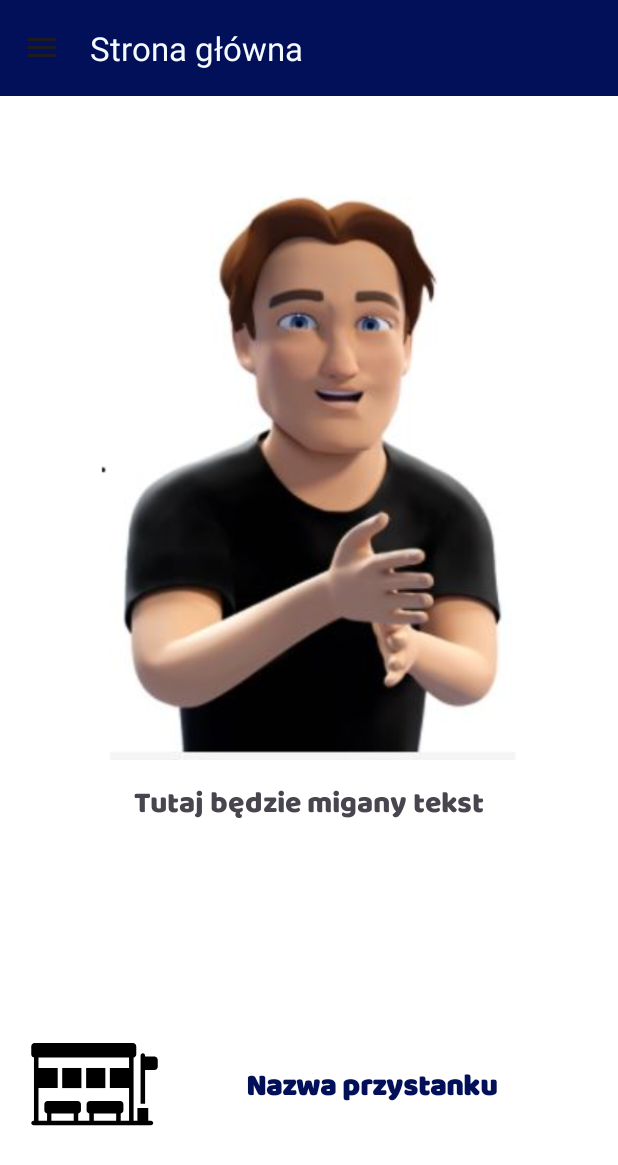
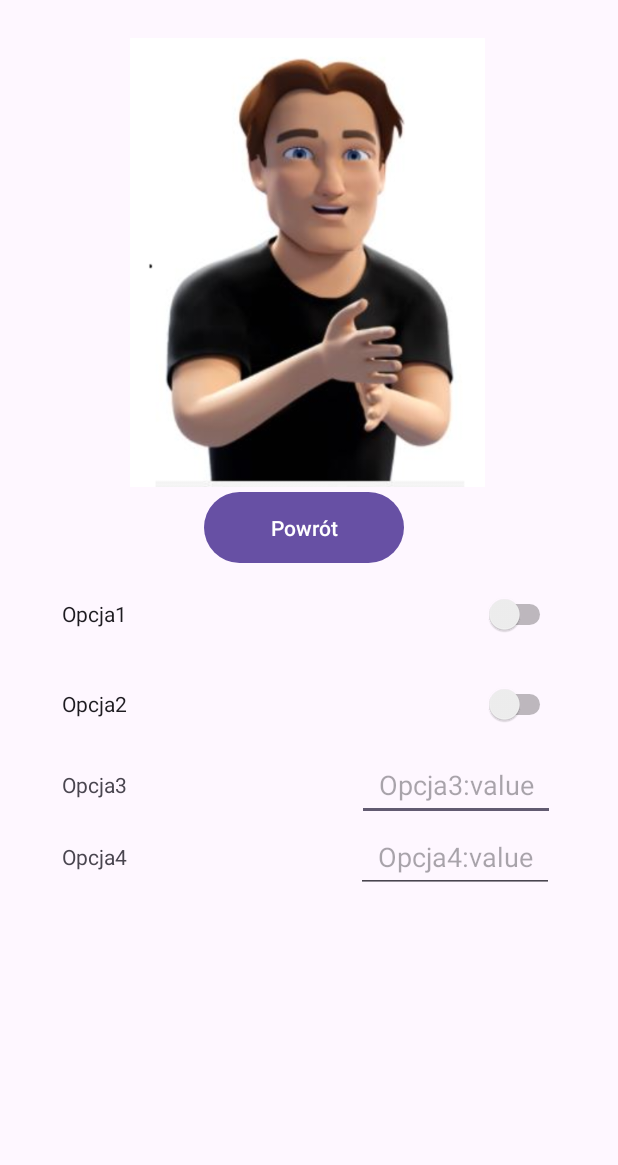
Before and after one commit to Radzio310/Migator, an Android app: the screen it shows after launch (MainActivity before the commit, settings after it), in the side drawer, after a tap on "Ustawienia aplikacji", on a phone screen of 412 x 824 dp. Shown: the top 1165 px of the screen. Run offline under Robolectric (Android 15) with nearby library versions, the phone set to English and light mode, and no system bars.

Commit message:
Layout for settings activity + function for goBackButton

```diff
--- a/app/src/main/AndroidManifest.xml
+++ b/app/src/main/AndroidManifest.xml
@@ -12,6 +12,9 @@
         android:supportsRtl="true"
         android:theme="@style/Theme.Migator"
         tools:targetApi="31">
+        <activity
+            android:name=".settings"
+            android:exported="false" />
         <activity
             android:name=".busStopResult"
             android:exported="false" />
--- a/app/src/main/java/com/example/migator/MainActivity.java
+++ b/app/src/main/java/com/example/migator/MainActivity.java
@@ -80,9 +80,9 @@ public class MainActivity extends AppCompatActivity implements NavigationView.On
             //startActivity(intent);
             drawerLayout.closeDrawer(GravityCompat.START); //na razie póki nie ma innych ekranów
         } else if(menuItem.getItemId() == R.id.nav_settings) {
-            //Intent intent = new Intent(MainActivity.this, settings.class);
-            //startActivity(intent);
-            drawerLayout.closeDrawer(GravityCompat.START); //na razie póki nie ma innych ekranów
+            Intent intent = new Intent(MainActivity.this, settings.class);
+            startActivity(intent);
+            drawerLayout.closeDrawer(GravityCompat.START);
         }
 
         return true;
--- /dev/null
+++ b/app/src/main/java/com/example/migator/settings.java
@@ -0,0 +1,37 @@
+package com.example.migator;
+
+import android.content.Intent;
+import android.os.Bundle;
+import android.view.Menu;
+import android.view.MenuItem;
+import android.view.View;
+import android.widget.TextView;
+
+import androidx.activity.EdgeToEdge;
+import androidx.annotation.NonNull;
+import androidx.appcompat.app.ActionBarDrawerToggle;
+import androidx.appcompat.app.AppCompatActivity;
+import androidx.appcompat.widget.Toolbar;
+import androidx.core.graphics.Insets;
+import androidx.core.view.GravityCompat;
+import androidx.core.view.ViewCompat;
+import androidx.core.view.WindowInsetsCompat;
+import androidx.drawerlayout.widget.DrawerLayout;
+
+import com.google.android.material.navigation.NavigationView;
+
+public class settings extends AppCompatActivity{
+
+
+    @Override
+    protected void onCreate(Bundle savedInstanceState) {
+        super.onCreate(savedInstanceState);
+        setContentView(R.layout.activity_settings);
+
+    }
+
+    public void GoTo_MainActivity(View v){
+        Intent intent = new Intent(this, MainActivity.class);
+        startActivity(intent);
+    }
+}
--- /dev/null
+++ b/app/src/main/res/layout/activity_settings.xml
@@ -0,0 +1,98 @@
+<?xml version="1.0" encoding="utf-8"?>
+<androidx.constraintlayout.widget.ConstraintLayout xmlns:android="http://schemas.android.com/apk/res/android"
+    xmlns:app="http://schemas.android.com/apk/res-auto"
+    xmlns:tools="http://schemas.android.com/tools"
+    android:layout_width="match_parent"
+    android:layout_height="match_parent">
+
+    <ImageView
+        android:id="@+id/imageView2"
+        android:layout_width="246dp"
+        android:layout_height="299dp"
+        android:layout_marginStart="82dp"
+        android:layout_marginTop="25dp"
+        app:layout_constraintStart_toStartOf="parent"
+        app:layout_constraintTop_toTopOf="parent"
+        app:srcCompat="@drawable/awatarmichal1" />
+
+    <Button
+        android:id="@+id/goBackButton"
+        android:layout_width="133dp"
+        android:layout_height="55dp"
+        android:layout_marginStart="136dp"
+        android:layout_marginTop="324dp"
+        android:onClick="GoTo_MainActivity"
+        android:text="@string/GoBackButton"
+        app:layout_constraintStart_toStartOf="parent"
+        app:layout_constraintTop_toTopOf="parent" />
+
+    <Switch
+        android:id="@+id/switch1"
+        android:layout_width="329dp"
+        android:layout_height="60dp"
+        android:layout_marginStart="41dp"
+        android:layout_marginTop="439dp"
+        android:layout_weight="1"
+        android:text="Opcja2"
+        app:layout_constraintStart_toStartOf="parent"
+        app:layout_constraintTop_toTopOf="parent" />
+
+    <Switch
+        android:id="@+id/switch2"
+        android:layout_width="329dp"
+        android:layout_height="60dp"
+        android:layout_marginStart="41dp"
+        android:layout_marginTop="379dp"
+        android:text="Opcja1"
+        app:layout_constraintStart_toStartOf="parent"
+        app:layout_constraintTop_toTopOf="parent" />
+
+    <TextView
+        android:id="@+id/textView4"
+        android:layout_width="196dp"
+        android:layout_height="48dp"
+        android:layout_marginStart="41dp"
+        android:layout_marginTop="499dp"
+        android:gravity="start|center_vertical"
+        android:text="Opcja3"
+        app:layout_constraintStart_toStartOf="parent"
+        app:layout_constraintTop_toTopOf="parent" />
+
+    <EditText
+        android:id="@+id/editTextText2"
+        android:layout_width="132dp"
+        android:layout_height="48dp"
+        android:layout_marginStart="238dp"
+        android:layout_marginTop="499dp"
+        android:ems="10"
+        android:gravity="center"
+        android:hint="Opcja3:value"
+        android:inputType="text"
+        app:layout_constraintStart_toStartOf="parent"
+        app:layout_constraintTop_toTopOf="parent" />
+
+    <TextView
+        android:id="@+id/textView5"
+        android:layout_width="196dp"
+        android:layout_height="48dp"
+        android:layout_marginStart="41dp"
+        android:layout_marginTop="547dp"
+        android:gravity="start|center_vertical"
+        android:text="Opcja4"
+        app:layout_constraintStart_toStartOf="parent"
+        app:layout_constraintTop_toTopOf="parent" />
+
+    <EditText
+        android:id="@+id/editTextText3"
+        android:layout_width="132dp"
+        android:layout_height="48dp"
+        android:layout_marginStart="237dp"
+        android:layout_marginTop="547dp"
+        android:ems="10"
+        android:gravity="center"
+        android:hint="Opcja4:value"
+        android:inputType="text"
+        app:layout_constraintStart_toStartOf="parent"
+        app:layout_constraintTop_toTopOf="parent" />
+
+</androidx.constraintlayout.widget.ConstraintLayout>
```
